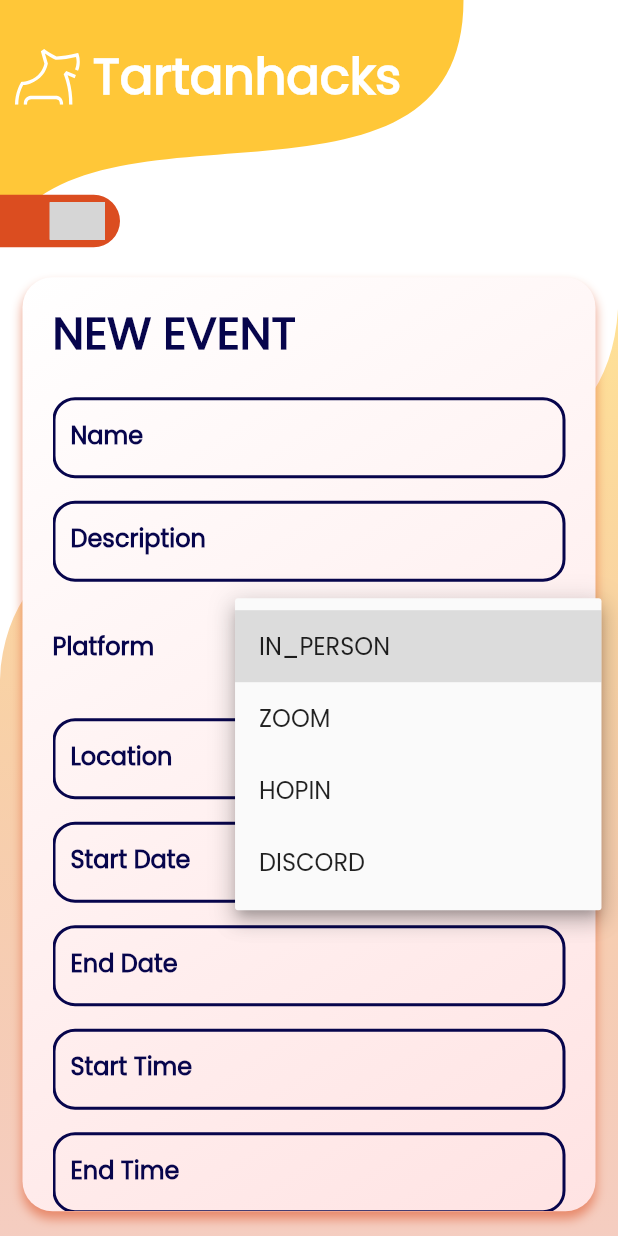
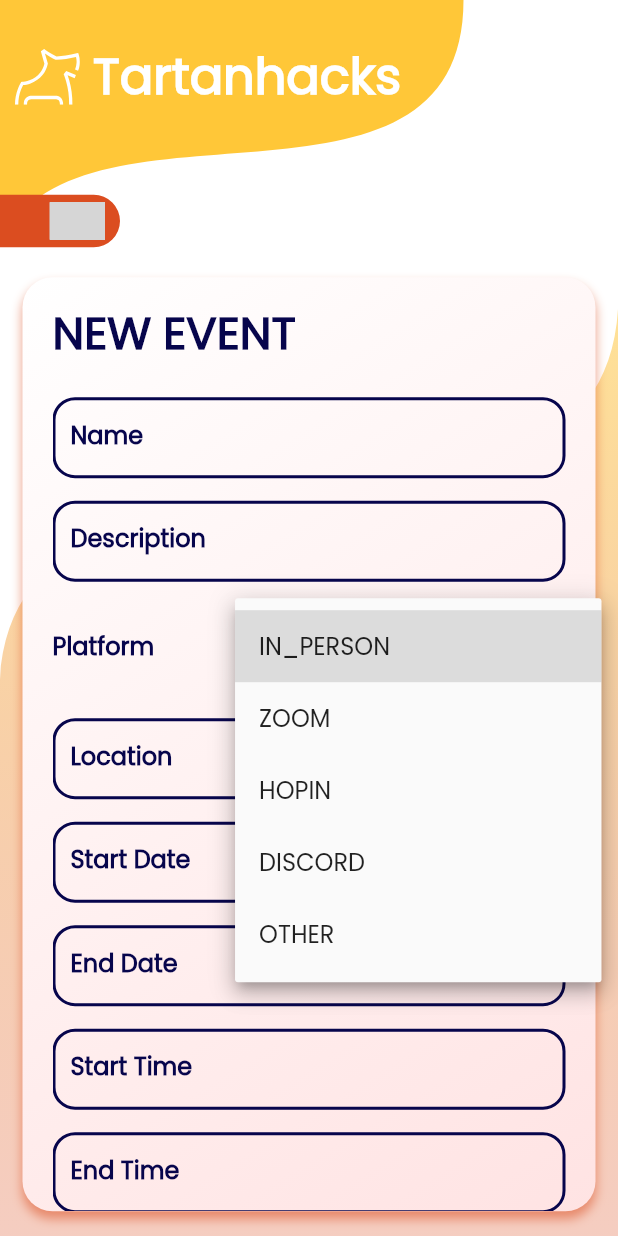
Before and after one commit to ScottyLabs/tartanhacks_dashboard_v2, a Flutter app: the EditEventPage screen opened directly, after a tap on "IN_PERSON", on a phone screen of 412 x 824 dp. Run offline on Flutter 3.47's test engine with Material 2 defaults, Android fonts, the phone set to English and light mode, and no system bars; our stand-ins replace carousel_slider, date_time_picker, flutter_countdown_timer, flutter_svg, qr_flutter, share and 2 more; missing offline and left inert: barras, charcode, decorated_icon, shared_preferences_web; accounts and stored records are empty; generated files the repository leaves out were written again; network calls fail; grey boxes are pictures that could not be loaded.

Commit message:
fixed event platform dropdown bug, slight spacing adjustments

```diff
--- a/lib/generated_plugin_registrant.dart
+++ b/lib/generated_plugin_registrant.dart
@@ -2,7 +2,6 @@
 // Generated file. Do not edit.
 //
 
-// ignore_for_file: directives_ordering
 // ignore_for_file: lines_longer_than_80_chars
 
 import 'package:shared_preferences_web/shared_preferences_web.dart';
--- a/lib/pages/events/edit.dart
+++ b/lib/pages/events/edit.dart
@@ -147,7 +147,7 @@
 
   final _formKey = GlobalKey<FormState>();
   final List<String> platforms = ["IN_PERSON", "ZOOM",
-    "HOPIN", "DISCORD"];
+    "HOPIN", "DISCORD", "OTHER"];
 
   final _nameController = TextEditingController();
   final _descController = TextEditingController();
@@ -199,7 +199,7 @@
 
   @override
   Widget build(BuildContext context) {
-
+    print(platform);
     var editable = true;
     return SingleChildScrollView(
       child: Form(
--- a/lib/pages/events/index.dart
+++ b/lib/pages/events/index.dart
@@ -226,7 +226,7 @@
                                   ),
                                   Container(
                                       alignment: Alignment.center,
-                                      padding: EdgeInsets.fromLTRB(25, 0, 25, 0),
+                                      padding: EdgeInsets.fromLTRB(25, 20, 25, 0),
                                       child: ConstrainedBox(
                                         constraints: BoxConstraints(
                                             maxHeight: screenHeight*0.65
--- a/lib/pages/events/new.dart
+++ b/lib/pages/events/new.dart
@@ -34,7 +34,7 @@
 
   var dropdownValue = 'IN_PERSON';
 
-  List<String> _dropdownItems = ['IN_PERSON', "ZOOM", "DISCORD", "HOPIN"];
+  List<String> _dropdownItems = ['IN_PERSON', "ZOOM", "DISCORD", "HOPIN", "OTHER"];
 
   TimeOfDay selectedStartTime = TimeOfDay(hour: 00, minute: 00);
   TimeOfDay selectedEndTime = TimeOfDay(hour: 00, minute: 00);
```
